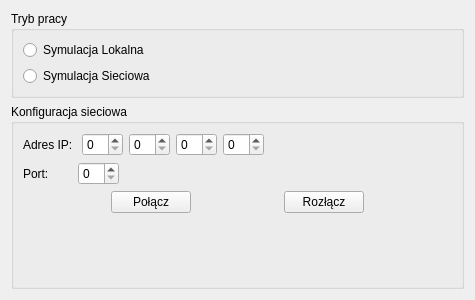
Above: workdialog.ui from jakubarchabuz316285/Projekt_pk_sem4 before the change. Below: the same form after it.
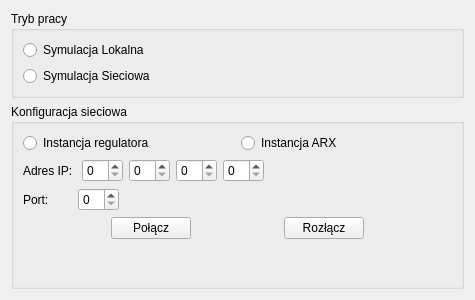
That is the form after the change.

Diff of the .ui file:
```diff
--- a/workdialog.ui
+++ b/workdialog.ui
@@ -51,6 +51,24 @@
         <string>Konfiguracja sieciowa</string>
        </property>
        <layout class="QVBoxLayout" name="verticalLayout_5">
+        <item>
+         <layout class="QHBoxLayout" name="horizontalLayout">
+          <item>
+           <widget class="QRadioButton" name="rdio_reg">
+            <property name="text">
+             <string>Instancja regulatora</string>
+            </property>
+           </widget>
+          </item>
+          <item>
+           <widget class="QRadioButton" name="rdio_arx">
+            <property name="text">
+             <string>Instancja ARX</string>
+            </property>
+           </widget>
+          </item>
+         </layout>
+        </item>
         <item>
          <layout class="QHBoxLayout" name="horizontalLayout_3">
           <item>
```
